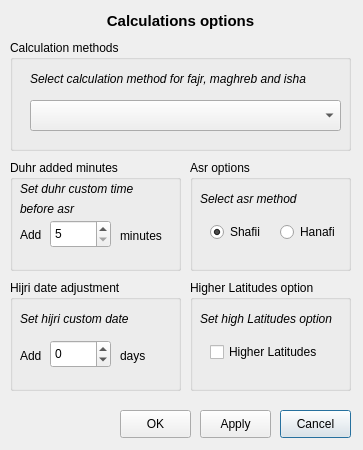
Above: Qsalat/ui/calculation.ui from sdizdarevic/qsalat before the change. Below: the same form after it.
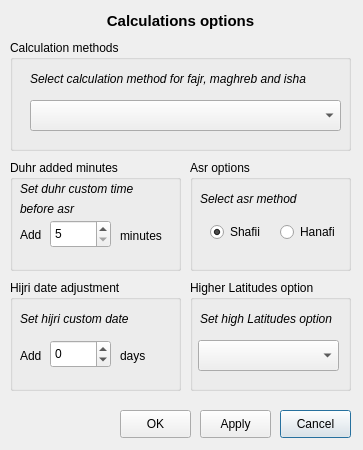
That is the form after the change.

Patch:
```diff
--- a/Qsalat/ui/calculation.ui
+++ b/Qsalat/ui/calculation.ui
@@ -240,19 +240,6 @@
    <property name="title" >
     <string>Higher Latitudes option</string>
    </property>
-   <widget class="QCheckBox" name="highLatBox" >
-    <property name="geometry" >
-     <rect>
-      <x>20</x>
-      <y>60</y>
-      <width>141</width>
-      <height>24</height>
-     </rect>
-    </property>
-    <property name="text" >
-     <string>Higher Latitudes</string>
-    </property>
-   </widget>
    <widget class="QLabel" name="label_10" >
     <property name="geometry" >
      <rect>
@@ -271,6 +258,16 @@
      <string>Set high Latitudes option</string>
     </property>
    </widget>
+   <widget class="QComboBox" name="highList" >
+    <property name="geometry" >
+     <rect>
+      <x>8</x>
+      <y>60</y>
+      <width>141</width>
+      <height>31</height>
+     </rect>
+    </property>
+   </widget>
   </widget>
   <widget class="QPushButton" name="cancelButton" >
    <property name="geometry" >
```
